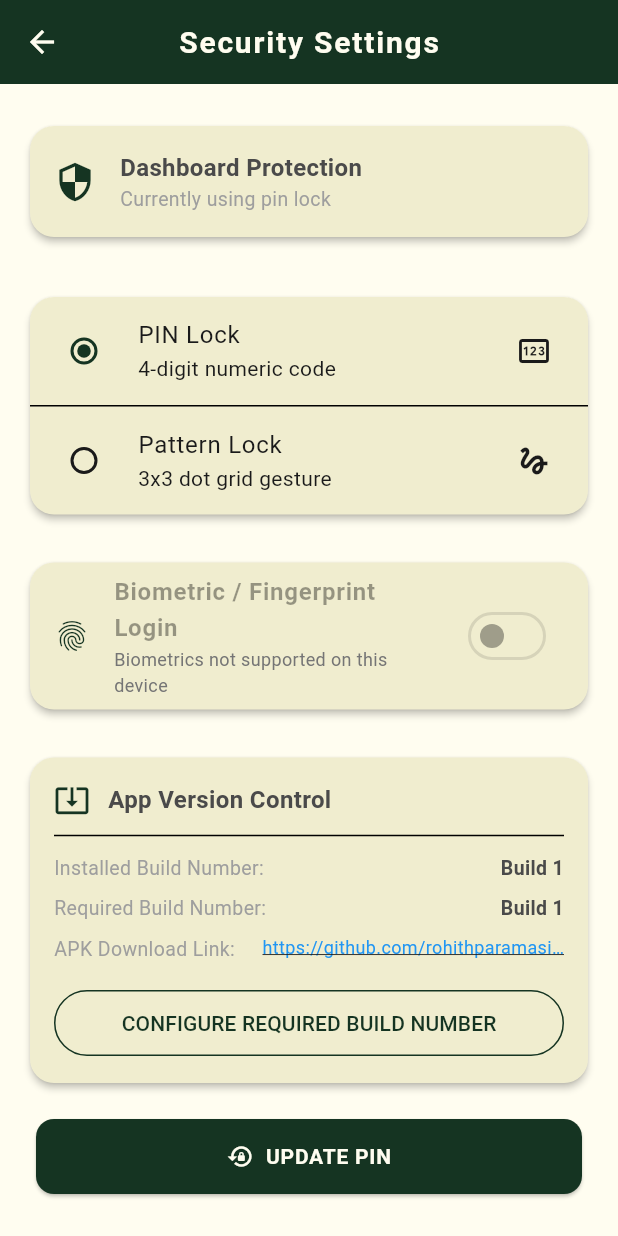
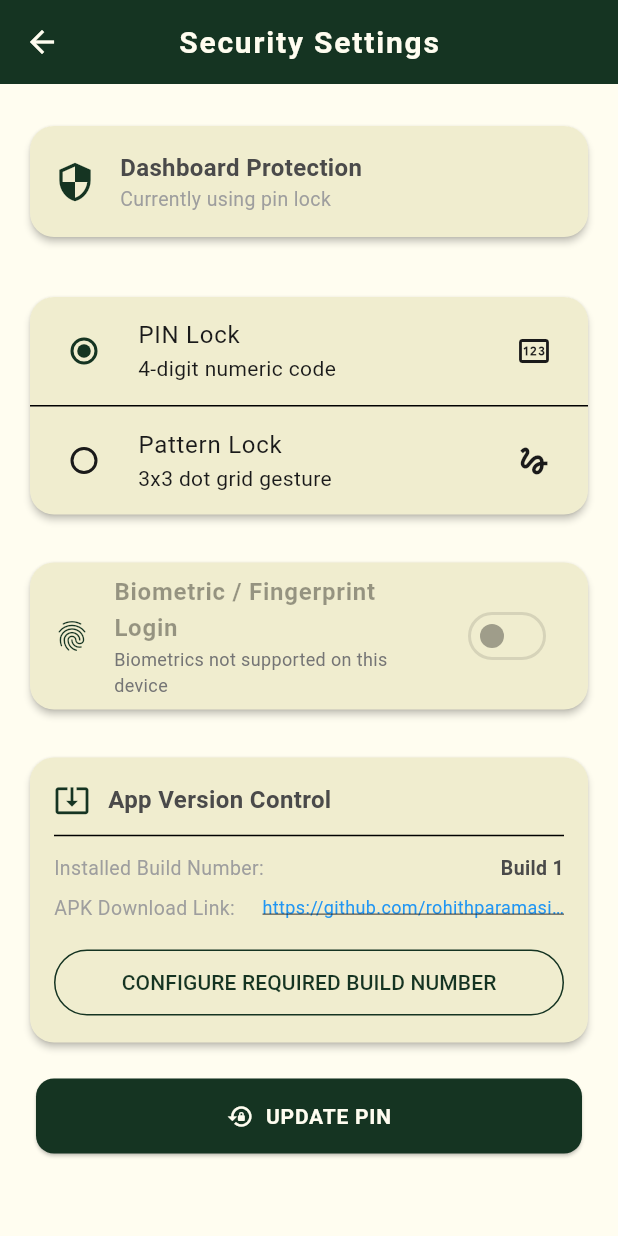
Before and after one commit to rohithparamasivam1125-gif/Dhkin-mobiles, a Flutter app: the SecuritySettingsScreen screen opened directly, on a phone screen of 412 x 824 dp. Run offline on Flutter 3.47's test engine with Material 3 defaults, Android fonts, the phone set to English and light mode, and no system bars; our stand-ins replace cloud_firestore, firebase_auth, firebase_core, firebase_messaging, flutter_local_notifications, image_picker and 5 more; missing offline and left inert: onesignal_flutter; accounts and stored records are empty.

Commit message:
Remove redundant Required Build Number text row

```diff
--- a/lib/screens/owner/security_settings.dart
+++ b/lib/screens/owner/security_settings.dart
@@ -325,14 +325,7 @@ class _SecuritySettingsScreenState extends State<SecuritySettingsScreen> {
                 Text('Build $kCurrentVersionCode', style: const TextStyle(fontWeight: FontWeight.w600, fontSize: 13)),
               ],
             ),
-            const SizedBox(height: 8),
-            Row(
-              mainAxisAlignment: MainAxisAlignment.spaceBetween,
-              children: [
-                const Text('Required Build Number:', style: TextStyle(color: Colors.grey, fontSize: 13)),
-                Text('Build $_dbMinVersionCode', style: const TextStyle(fontWeight: FontWeight.w600, fontSize: 13)),
-              ],
-            ),
+
             const SizedBox(height: 8),
             Row(
               crossAxisAlignment: CrossAxisAlignment.start,
```
